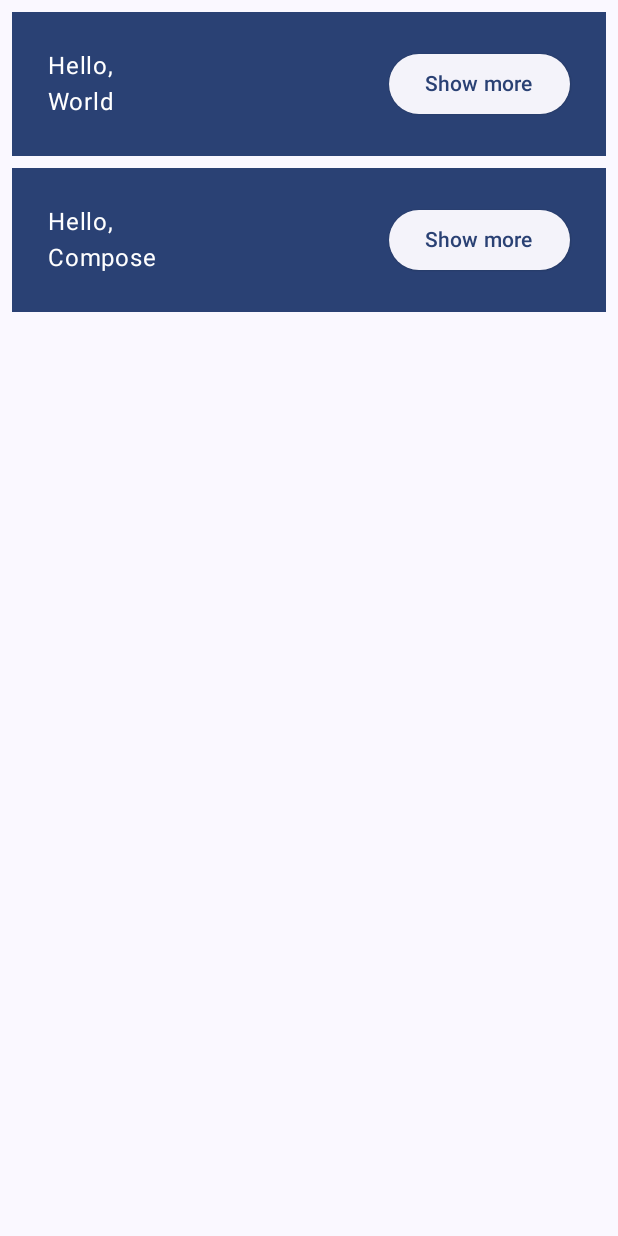
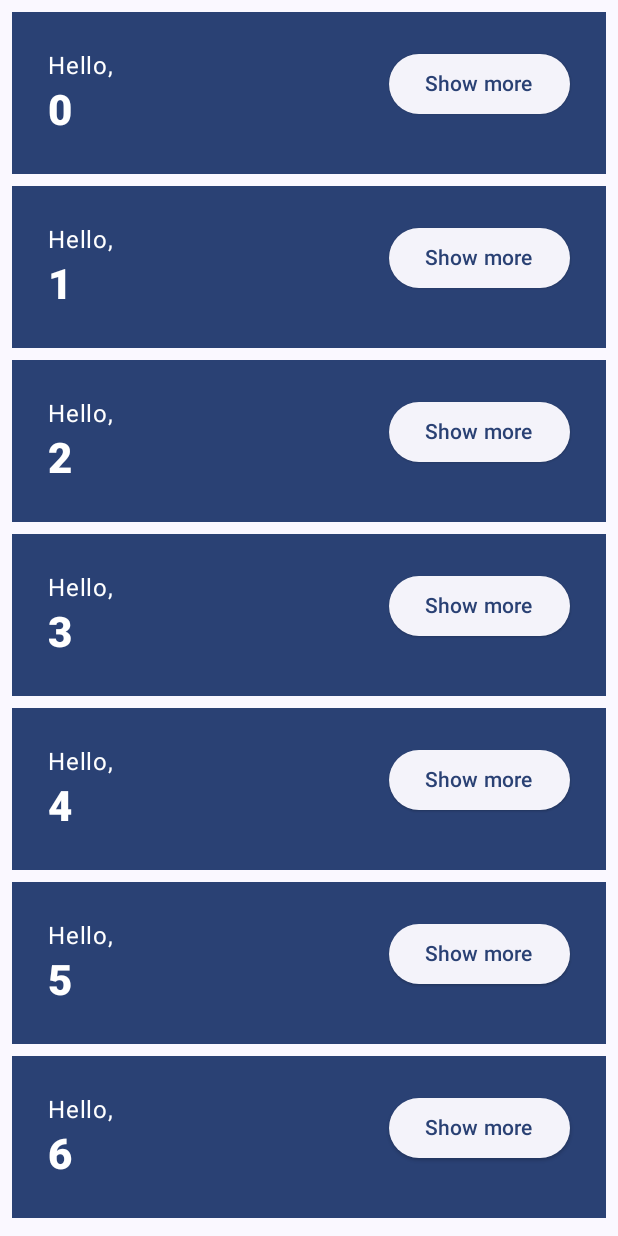
Before and after one commit to itc-s22001/Android2, an Android app built with Jetpack Compose: the screen it shows after launch (MainActivity), after a tap on "Continue", on a phone screen of 412 x 824 dp. Run offline under Robolectric (Android 15) with nearby library versions, the phone set to English and light mode, and no system bars.

Commit message:
終わり

```diff
--- a/ComposeSample/app/src/main/java/jp/ac/it_college/std/s22001/composesample/MainActivity.kt
+++ b/ComposeSample/app/src/main/java/jp/ac/it_college/std/s22001/composesample/MainActivity.kt
@@ -8,6 +8,8 @@ import androidx.compose.foundation.layout.Column
 import androidx.compose.foundation.layout.Row
 import androidx.compose.foundation.layout.fillMaxSize
 import androidx.compose.foundation.layout.padding
+import androidx.compose.foundation.lazy.LazyColumn
+import androidx.compose.foundation.lazy.items
 import androidx.compose.material3.Button
 import androidx.compose.material3.ElevatedButton
 import androidx.compose.material3.MaterialTheme
@@ -17,9 +19,11 @@ import androidx.compose.runtime.Composable
 import androidx.compose.runtime.getValue
 import androidx.compose.runtime.mutableStateOf
 import androidx.compose.runtime.remember
+import androidx.compose.runtime.saveable.rememberSaveable
 import androidx.compose.runtime.setValue
 import androidx.compose.ui.Alignment
 import androidx.compose.ui.Modifier
+import androidx.compose.ui.text.font.FontWeight
 import androidx.compose.ui.tooling.preview.Preview
 import androidx.compose.ui.unit.dp
 import jp.ac.it_college.std.s22001.composesample.ui.theme.ComposeSampleTheme
@@ -39,7 +43,7 @@ class MainActivity : ComponentActivity() {
 private fun MyApp(
     modifier: Modifier = Modifier,
 ) {
-    var shouldShowOnboarding by remember { mutableStateOf(true) }
+    var shouldShowOnboarding by rememberSaveable { mutableStateOf(true) }
     Surface(modifier = modifier) {
         if (shouldShowOnboarding) {
             OnboardingScreen(onContinueClicked = {shouldShowOnboarding = false})
@@ -71,9 +75,9 @@ fun OnboardingScreen(
 
 @Composable
 fun Greeting(name: String) {
-    val expanded = remember {mutableStateOf(false)}
+    var expanded by rememberSaveable {mutableStateOf(false)}
 
-    val extraPadding = if (expanded.value) 48.dp else 0.dp
+    val extraPadding = if (expanded) 48.dp else 0.dp
 
     Surface(
         color = MaterialTheme.colorScheme.primary,
@@ -86,12 +90,14 @@ fun Greeting(name: String) {
                     .padding(bottom = extraPadding)
             ) {
                 Text(text = "Hello, ")
-                Text(text = name)
+                Text(text = name, style = MaterialTheme.typography.headlineMedium.copy(
+                    fontWeight = FontWeight.ExtraBold
+                ))
             }
             ElevatedButton(
-                onClick = { expanded.value = !expanded.value}
+                onClick = { expanded = !expanded}
             ) {
-                Text(if (expanded.value) "Show less" else "Show more")
+                Text(if (expanded) "Show less" else "Show more")
             }
         }
     }
@@ -116,11 +122,11 @@ fun OnboardingPreview() {
 @Composable
 fun Greetings(
     modifier: Modifier = Modifier,
-    names: List<String> = listOf("World", "Compose")
+    names: List<String> = List(1000) {"$it"}
 ){
-    Column(modifier = modifier.padding(vertical = 4.dp)) {
-        for (name in names) {
-            Greeting(name)
+    LazyColumn(modifier = modifier.padding(vertical = 4.dp)) {
+        items(items = names) {name ->
+            Greeting(name = name)
         }
     }
 }
--- a/ComposeSample/app/src/main/java/jp/ac/it_college/std/s22001/composesample/ui/theme/Theme.kt
+++ b/ComposeSample/app/src/main/java/jp/ac/it_college/std/s22001/composesample/ui/theme/Theme.kt
@@ -10,10 +10,14 @@ import androidx.compose.material3.dynamicLightColorScheme
 import androidx.compose.material3.lightColorScheme
 import androidx.compose.runtime.Composable
 import androidx.compose.runtime.SideEffect
+import androidx.compose.ui.graphics.Color
 import androidx.compose.ui.graphics.toArgb
 import androidx.compose.ui.platform.LocalContext
 import androidx.compose.ui.platform.LocalView
 import androidx.core.view.WindowCompat
+
+val Navy = Color(0xFF073042)
+
 
 private val DarkColorScheme = darkColorScheme(
     primary = Purple80,
```
